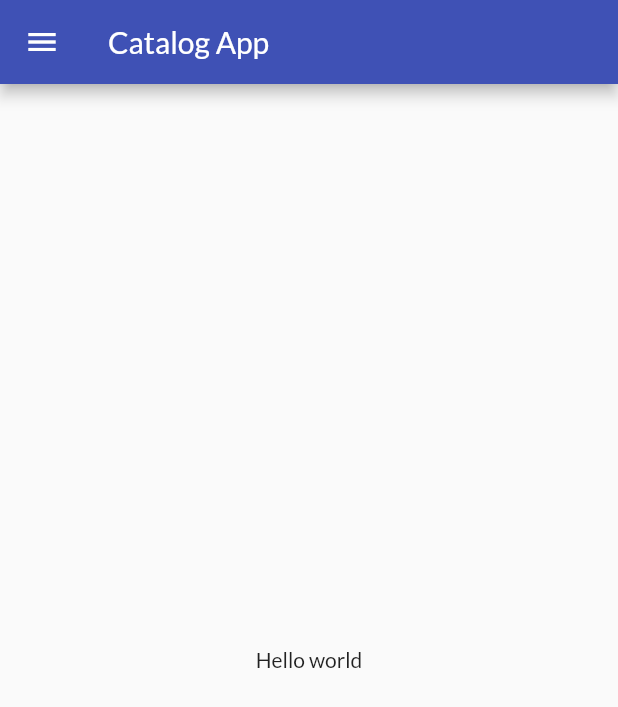
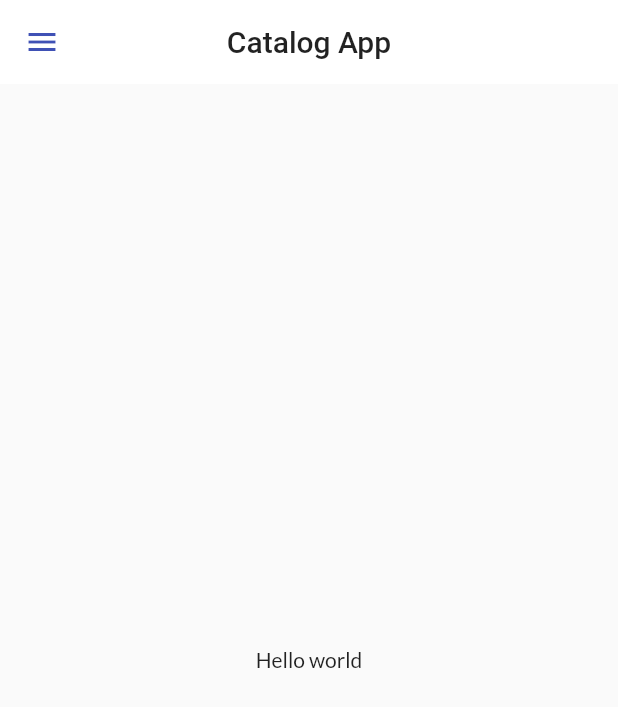
Before and after one commit to Khushbakht-Rehman/Flutter30DaysCourse, a Flutter app: the screen it shows after launch, on a phone screen of 412 x 824 dp. Shown: the top 707 px of the screen. Run offline on Flutter 3.47's test engine with Material 2 defaults, Android fonts, the phone set to English and light mode, and no system bars; our stand-ins replace google_fonts.

Commit message:
Theme extracted

```diff
--- a/lib/main.dart
+++ b/lib/main.dart
@@ -2,6 +2,7 @@ import 'package:flutter/material.dart';
 import 'package:flutterapp/pages/home_page.dart';
 import 'package:flutterapp/pages/login_page.dart';
 import 'package:flutterapp/utils/routes.dart';
+import 'package:flutterapp/widgets/themes.dart';
 import 'package:google_fonts/google_fonts.dart';
 
 void main() {
@@ -15,14 +16,8 @@ class MyApp extends StatelessWidget {
   Widget build(BuildContext context) {
     return MaterialApp(
       themeMode: ThemeMode.light,
-      theme: ThemeData(
-        primarySwatch: Colors.indigo,
-        fontFamily: GoogleFonts.lato().fontFamily,
-      ),
-      darkTheme: ThemeData(
-        brightness: Brightness.light,
-        primarySwatch: Colors.yellow,
-      ),
+      theme: MyTheme.lightTheme(context),
+      darkTheme: MyTheme.darkTheme(context),
       debugShowCheckedModeBanner: false,
       initialRoute: MyRoute.homeroute,
       routes: {
--- /dev/null
+++ b/lib/widgets/themes.dart
@@ -0,0 +1,28 @@
+import 'package:flutter/material.dart';
+import 'package:google_fonts/google_fonts.dart';
+
+class MyTheme {
+  static ThemeData lightTheme(BuildContext context) => ThemeData(
+        primarySwatch: Colors.indigo,
+        fontFamily: GoogleFonts.lato().fontFamily,
+        appBarTheme: AppBarTheme(
+          color: Colors.white,
+          elevation: 0.0,
+          iconTheme: IconThemeData(
+            color: Colors.indigo,
+          ),
+          textTheme: Theme.of(context).textTheme,
+          titleTextStyle: TextStyle(
+            color: Colors.indigo,
+            fontWeight: FontWeight.bold,
+            fontSize: 25,
+          ),
+          centerTitle: true,
+        ),
+      );
+
+  static ThemeData darkTheme(BuildContext context) => ThemeData(
+        brightness: Brightness.dark,
+        primarySwatch: Colors.yellow,
+      );
+}
```
